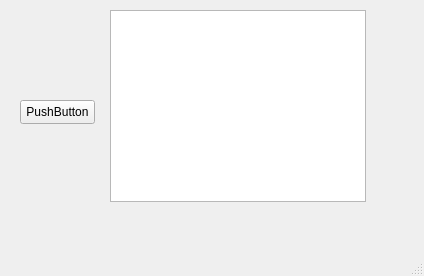
Qt form helpHour/mainwindow.ui (LorenzoDLaw/InterfaceLab) before a commit.
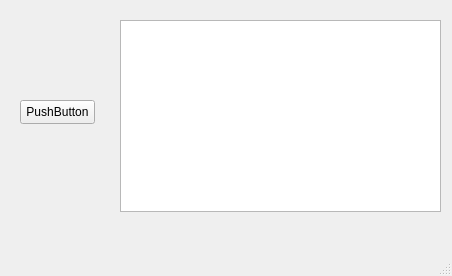
The same form after that commit.

The edit to the form file:
```diff
--- a/helpHour/mainwindow.ui
+++ b/helpHour/mainwindow.ui
@@ -6,7 +6,7 @@
    <rect>
     <x>0</x>
     <y>0</y>
-    <width>424</width>
+    <width>452</width>
     <height>276</height>
    </rect>
   </property>
@@ -27,12 +27,12 @@
      <string>PushButton</string>
     </property>
    </widget>
-   <widget class="QTableView" name="tabella">
+   <widget class="QTableWidget" name="tabella">
     <property name="geometry">
      <rect>
-      <x>110</x>
-      <y>10</y>
-      <width>256</width>
+      <x>120</x>
+      <y>20</y>
+      <width>321</width>
       <height>192</height>
      </rect>
     </property>
```
Left out of the diff: 2 changed lines with no effect on the pictures.
